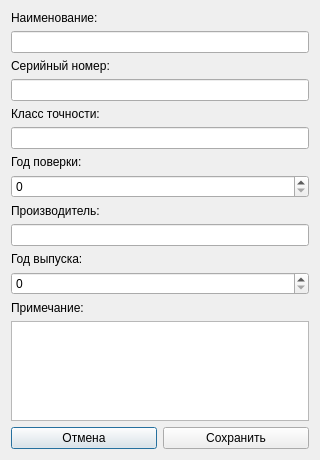
The window that ui/meterdialog.ui (nikola240698/MeteringActs) describes before a commit, drawn with Qt 5.
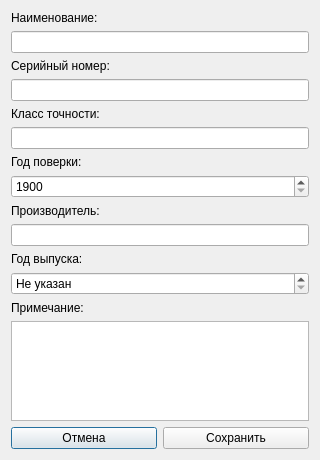
The same window after the commit.

The edit to the form file:
```diff
--- a/ui/meterdialog.ui
+++ b/ui/meterdialog.ui
@@ -67,8 +67,14 @@
      </item>
      <item>
       <widget class="QSpinBox" name="verificationYearSpinBox">
+       <property name="specialValueText">
+        <string/>
+       </property>
+       <property name="minimum">
+        <number>1900</number>
+       </property>
        <property name="maximum">
-        <number>9999</number>
+        <number>2100</number>
        </property>
       </widget>
      </item>
@@ -91,8 +97,14 @@
      </item>
      <item>
       <widget class="QSpinBox" name="manufactureYearSpinBox">
+       <property name="specialValueText">
+        <string>Не указан</string>
+       </property>
+       <property name="minimum">
+        <number>1900</number>
+       </property>
        <property name="maximum">
-        <number>9999</number>
+        <number>2100</number>
        </property>
       </widget>
      </item>
```
